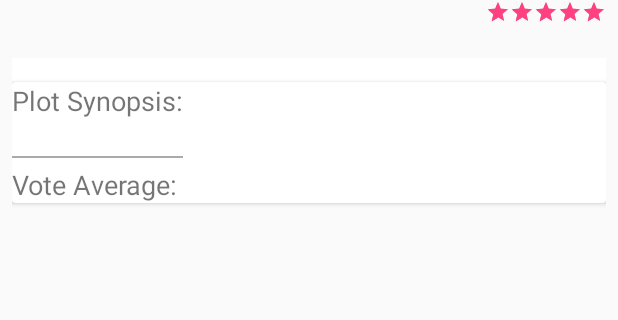
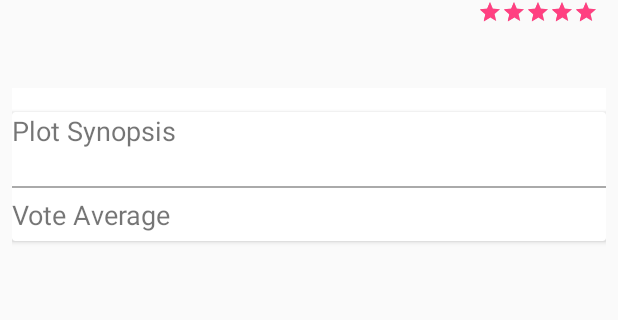
Before and after one commit to AbdulDroid/PopularMoviesStage-1, an Android app: the layout activity_detail.xml on its own in the app's theme, with its tools: preview values and no code run, on a phone screen of 412 x 824 dp, the part 84-404 px from its top. Run offline under Robolectric (Android 15) with nearby library versions, the light colour scheme and no system bars.

Commit message:
Updated UI and Optimized the code

```diff
--- a/app/src/main/java/com/kafilicious/popularmovies/utils/NetworkUtils.java
+++ b/app/src/main/java/com/kafilicious/popularmovies/utils/NetworkUtils.java
@@ -19,7 +19,8 @@ public class NetworkUtils {
     private static final String BASE_API_URL =
             "https://api.themoviedb.org/3/";
     private static final String API_PAGE = "&page=";
-    private static final String API_KEY ="";
+    private static final String API_KEY =
+            "?api_key=";
     private static final String DEFAULT_SORT_TYPE =
             "movie/popular";
     private static final String BASE_IMAGE_URL =
--- a/app/src/main/res/layout/activity_detail.xml
+++ b/app/src/main/res/layout/activity_detail.xml
@@ -4,15 +4,17 @@
     android:id="@+id/cl_details"
     android:layout_width="match_parent"
     android:layout_height="match_parent"
-    android:layout_margin="8dp"
+    android:padding="8dp"
     tools:context="com.kafilicious.popularmovies.DetailActivity">
 
     <RelativeLayout
         android:id="@+id/poster_detail"
-        android:layout_width="wrap_content"
+        android:layout_width="match_parent"
         android:layout_height="wrap_content"
         android:layout_alignParentTop="true"
-        android:layout_centerInParent="true">
+        android:layout_centerInParent="true"
+        android:paddingLeft="@dimen/margrinTop_five"
+        android:paddingRight="@dimen/margrinTop_five">
 
         <ImageView
             android:id="@+id/iv_movie_poster_details"
@@ -28,16 +30,16 @@
             android:layout_below="@id/iv_movie_poster_details"
             android:orientation="vertical">
             <TextView
+                style="@style/TextAppearance.AppCompat.Large"
                 android:id="@+id/title_details"
                 android:layout_width="wrap_content"
                 android:layout_height="wrap_content" />
 
             <TextView
+                style="@style/TextAppearance.AppCompat.Large"
                 android:id="@+id/year_details"
                 android:layout_width="wrap_content"
-                android:layout_height="wrap_content"
-                android:layout_alignParentStart="true"
-                android:layout_below="@id/title_details" />
+                android:layout_height="wrap_content" />
         </LinearLayout>
 
         <LinearLayout
@@ -79,21 +81,23 @@
         android:layout_width="match_parent"
         android:layout_height="wrap_content"
         android:layout_below="@id/divider"
-        android:layout_centerInParent="true">
+        android:layout_centerInParent="true"
+        android:paddingRight="@dimen/margrinTop_five"
+        android:paddingLeft="@dimen/margrinTop_five">
 
         <ScrollView
-            android:layout_width="wrap_content"
-            android:layout_height="wrap_content">
+            android:layout_width="match_parent"
+            android:layout_height="match_parent">
 
             <LinearLayout
                 android:layout_width="match_parent"
-                android:layout_height="match_parent"
+                android:layout_height="wrap_content"
                 android:orientation="vertical">
 
                 <TextView
                     android:layout_width="wrap_content"
                     android:layout_height="wrap_content"
-                    android:text="Plot Synopsis:"
+                    android:text="@string/overview"
                     android:textSize="@dimen/text_size_detail" />
                 <TextView
                     android:id="@+id/plot_synopsis"
@@ -114,13 +118,14 @@
                     <TextView
                         android:layout_width="wrap_content"
                         android:layout_height="wrap_content"
-                        android:text="Vote Average:"
+                        android:text="@string/vote_average"
                         android:textSize="@dimen/text_size_detail" />
                     <TextView
                         android:id="@+id/average_vote"
                         android:layout_width="wrap_content"
                         android:layout_height="wrap_content"
-                        android:paddingLeft="16dp"
+                        android:paddingLeft="@dimen/padding_left_or_right"
+                        android:layout_marginBottom="@dimen/margrinTop_five"
                         android:textSize="@dimen/text_size_detail" />
 
                 </LinearLayout>
--- a/app/src/main/res/values/dimen.xml
+++ b/app/src/main/res/values/dimen.xml
@@ -8,4 +8,5 @@
     <dimen name="padding_left_or_right">10dp</dimen>
     <dimen name="height_width_fifteen">15dp</dimen>
     <dimen name="height_width_thirty">30dp</dimen>
+    <dimen name="text_size_content">17sp</dimen>
 </resources>
```
Also changed, not shown: app/src/main/java/com/kafilicious/popularmovies/DetailActivity.java (+12 -2 lines), app/src/main/java/com/kafilicious/popularmovies/MainActivity.java (+27 -17 lines), app/src/main/java/com/kafilicious/popularmovies/MovieListAdapter.java (+9 -8 lines), app/src/main/res/layout/content.xml (+8 -7 lines), app/src/main/res/layout/movie_list_item.xml (+10 -10 lines), app/src/main/res/values/strings.xml (+9 -0 lines).
